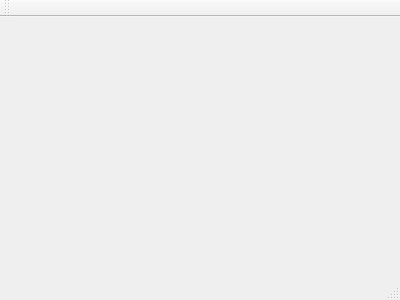
First picture: the form in Client/mainwindow.ui, repository dushibaiyu/QSocket5Tunnel, before the edit.
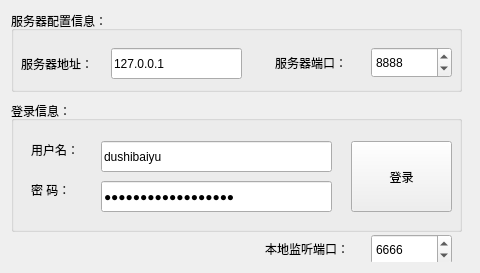
Second picture: the form after the edit.

```diff
--- a/Client/mainwindow.ui
+++ b/Client/mainwindow.ui
@@ -1,24 +1,247 @@
 <ui version="4.0">
  <class>MainWindow</class>
- <widget class="QMainWindow" name="MainWindow" >
-  <property name="geometry" >
+ <widget class="QMainWindow" name="MainWindow">
+  <property name="geometry">
    <rect>
     <x>0</x>
     <y>0</y>
-    <width>400</width>
-    <height>300</height>
+    <width>480</width>
+    <height>273</height>
    </rect>
   </property>
-  <property name="windowTitle" >
+  <property name="minimumSize">
+   <size>
+    <width>480</width>
+    <height>273</height>
+   </size>
+  </property>
+  <property name="maximumSize">
+   <size>
+    <width>480</width>
+    <height>273</height>
+   </size>
+  </property>
+  <property name="windowTitle">
    <string>MainWindow</string>
   </property>
-  <widget class="QMenuBar" name="menuBar" />
-  <widget class="QToolBar" name="mainToolBar" />
-  <widget class="QWidget" name="centralWidget" />
-  <widget class="QStatusBar" name="statusBar" />
+  <widget class="QWidget" name="centralWidget">
+   <layout class="QHBoxLayout" name="horizontalLayout">
+    <item>
+     <widget class="QStackedWidget" name="stackedWidget">
+      <property name="currentIndex">
+       <number>0</number>
+      </property>
+      <widget class="QWidget" name="pageLogin">
+       <widget class="QGroupBox" name="groupBox">
+        <property name="geometry">
+         <rect>
+          <x>0</x>
+          <y>0</y>
+          <width>451</width>
+          <height>81</height>
+         </rect>
+        </property>
+        <property name="title">
+         <string>服务器配置信息：</string>
+        </property>
+        <widget class="QLabel" name="label_7">
+         <property name="geometry">
+          <rect>
+           <x>264</x>
+           <y>42</y>
+           <width>81</width>
+           <height>20</height>
+          </rect>
+         </property>
+         <property name="text">
+          <string>服务器端口：</string>
+         </property>
+        </widget>
+        <widget class="QLabel" name="label_8">
+         <property name="geometry">
+          <rect>
+           <x>10</x>
+           <y>42</y>
+           <width>81</width>
+           <height>21</height>
+          </rect>
+         </property>
+         <property name="text">
+          <string>服务器地址：</string>
+         </property>
+        </widget>
+        <widget class="QSpinBox" name="serPort">
+         <property name="geometry">
+          <rect>
+           <x>360</x>
+           <y>36</y>
+           <width>81</width>
+           <height>31</height>
+          </rect>
+         </property>
+         <property name="minimum">
+          <number>1000</number>
+         </property>
+         <property name="maximum">
+          <number>10000</number>
+         </property>
+         <property name="value">
+          <number>8888</number>
+         </property>
+        </widget>
+        <widget class="QLineEdit" name="lineServer">
+         <property name="geometry">
+          <rect>
+           <x>100</x>
+           <y>37</y>
+           <width>131</width>
+           <height>31</height>
+          </rect>
+         </property>
+         <property name="text">
+          <string>127.0.0.1</string>
+         </property>
+        </widget>
+       </widget>
+       <widget class="QSpinBox" name="loaPort">
+        <property name="geometry">
+         <rect>
+          <x>360</x>
+          <y>223</y>
+          <width>81</width>
+          <height>31</height>
+         </rect>
+        </property>
+        <property name="minimum">
+         <number>1000</number>
+        </property>
+        <property name="maximum">
+         <number>10000</number>
+        </property>
+        <property name="value">
+         <number>6666</number>
+        </property>
+       </widget>
+       <widget class="QLabel" name="label_6">
+        <property name="geometry">
+         <rect>
+          <x>254</x>
+          <y>230</y>
+          <width>101</width>
+          <height>16</height>
+         </rect>
+        </property>
+        <property name="text">
+         <string>本地监听端口：</string>
+        </property>
+       </widget>
+       <widget class="QGroupBox" name="groupBox_2">
+        <property name="geometry">
+         <rect>
+          <x>0</x>
+          <y>90</y>
+          <width>451</width>
+          <height>131</height>
+         </rect>
+        </property>
+        <property name="title">
+         <string>登录信息：</string>
+        </property>
+        <widget class="QLabel" name="label">
+         <property name="geometry">
+          <rect>
+           <x>20</x>
+           <y>40</y>
+           <width>62</width>
+           <height>19</height>
+          </rect>
+         </property>
+         <property name="text">
+          <string>&lt;html&gt;&lt;head/&gt;&lt;body&gt;&lt;p&gt;用户名：&lt;/p&gt;&lt;/body&gt;&lt;/html&gt;</string>
+         </property>
+        </widget>
+        <widget class="QLineEdit" name="lineUser">
+         <property name="geometry">
+          <rect>
+           <x>90</x>
+           <y>40</y>
+           <width>231</width>
+           <height>31</height>
+          </rect>
+         </property>
+         <property name="inputMask">
+          <string/>
+         </property>
+         <property name="text">
+          <string>dushibaiyu</string>
+         </property>
+        </widget>
+        <widget class="QLabel" name="label_2">
+         <property name="geometry">
+          <rect>
+           <x>20</x>
+           <y>80</y>
+           <width>62</width>
+           <height>19</height>
+          </rect>
+         </property>
+         <property name="text">
+          <string>&lt;html&gt;&lt;head/&gt;&lt;body&gt;&lt;p&gt;密    码：&lt;/p&gt;&lt;/body&gt;&lt;/html&gt;</string>
+         </property>
+        </widget>
+        <widget class="QLineEdit" name="linepword">
+         <property name="geometry">
+          <rect>
+           <x>90</x>
+           <y>80</y>
+           <width>231</width>
+           <height>31</height>
+          </rect>
+         </property>
+         <property name="text">
+          <string>www.dushibaiyu.com</string>
+         </property>
+         <property name="echoMode">
+          <enum>QLineEdit::Password</enum>
+         </property>
+        </widget>
+        <widget class="QPushButton" name="butLogin">
+         <property name="geometry">
+          <rect>
+           <x>340</x>
+           <y>40</y>
+           <width>101</width>
+           <height>71</height>
+          </rect>
+         </property>
+         <property name="text">
+          <string>登录</string>
+         </property>
+        </widget>
+       </widget>
+      </widget>
+      <widget class="QWidget" name="pageState">
+       <widget class="QPushButton" name="butHidde">
+        <property name="geometry">
+         <rect>
+          <x>90</x>
+          <y>190</y>
+          <width>191</width>
+          <height>41</height>
+         </rect>
+        </property>
+        <property name="text">
+         <string>隐藏窗口</string>
+        </property>
+       </widget>
+      </widget>
+      <widget class="QWidget" name="pageSett"/>
+     </widget>
+    </item>
+   </layout>
+  </widget>
  </widget>
- <layoutDefault spacing="6" margin="11" />
- <pixmapfunction></pixmapfunction>
+ <layoutdefault spacing="6" margin="11"/>
  <resources/>
  <connections/>
 </ui>
```
Left out of the diff: 1 changed line with no effect on the pictures.
